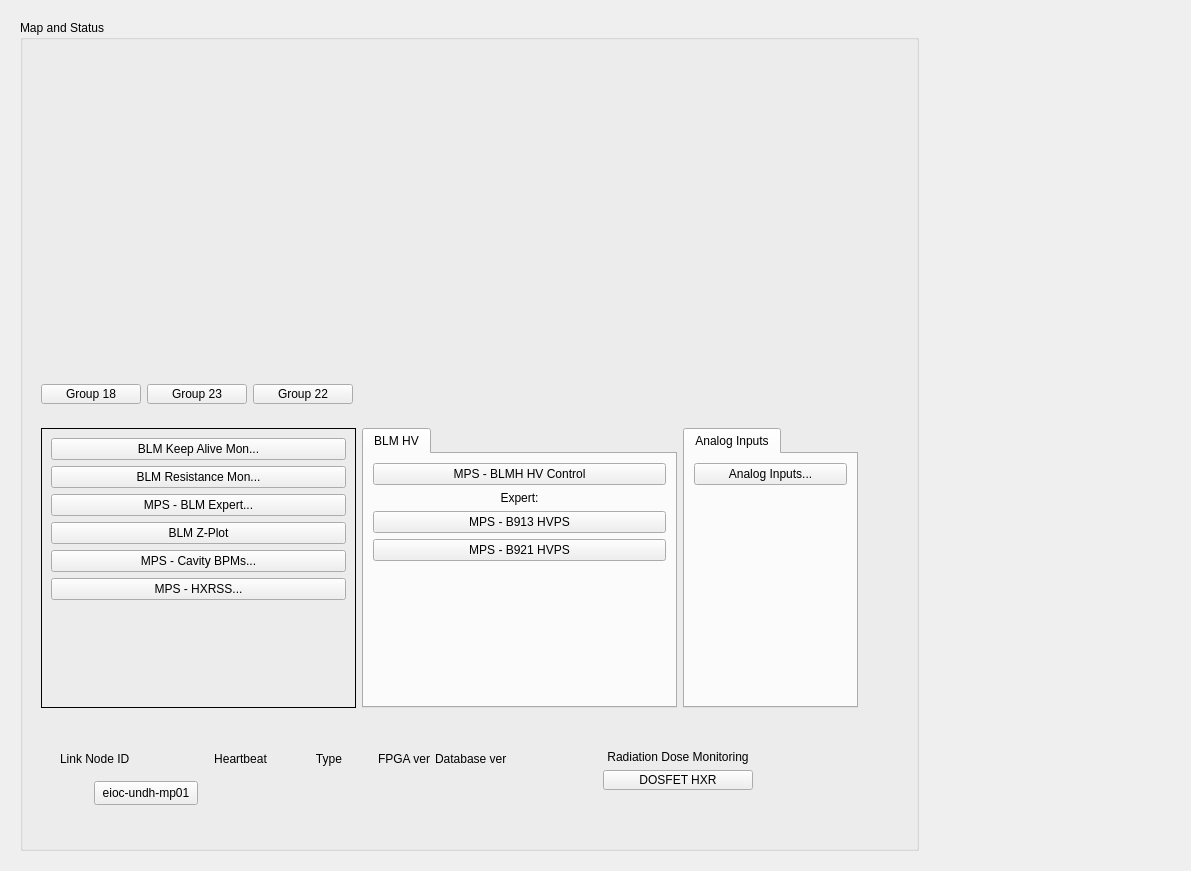
First picture: the form in undh_main.ui, repository ad-build-test/pydm-mps, before the edit.
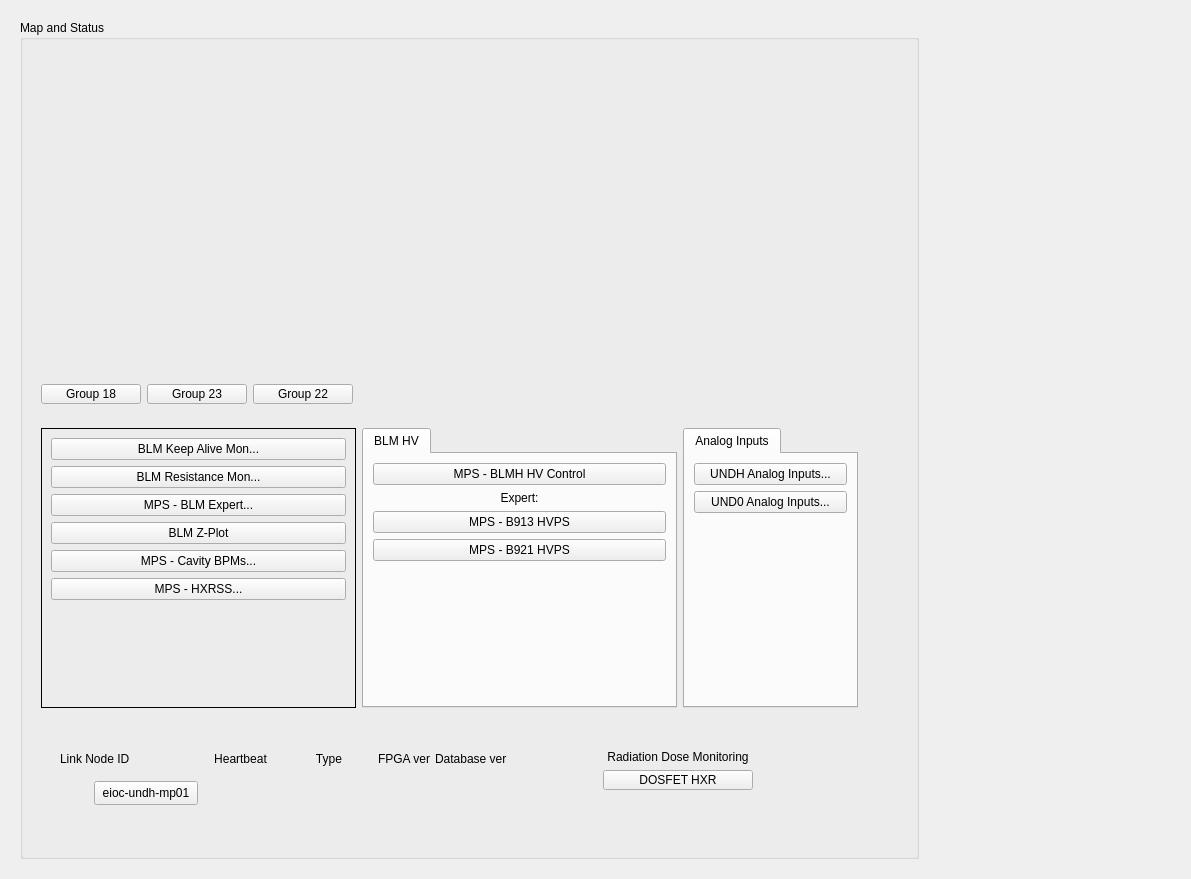
Second picture: the form after the edit. Custom widgets are drawn as their Qt base class.

Commit message: Add buttons for common areas

```diff
--- a/undh_main.ui
+++ b/undh_main.ui
@@ -7,7 +7,7 @@
     <x>0</x>
     <y>0</y>
     <width>1191</width>
-    <height>775</height>
+    <height>879</height>
    </rect>
   </property>
   <property name="windowTitle">
@@ -435,7 +435,7 @@
                    <string/>
                   </property>
                   <property name="text">
-                   <string>Analog Inputs...</string>
+                   <string>UNDH Analog Inputs...</string>
                   </property>
                   <property name="filenames" stdset="0">
                    <stringlist>
@@ -455,7 +455,7 @@
                   </property>
                  </widget>
                 </item>
-                <item row="1" column="0">
+                <item row="2" column="0">
                  <spacer name="verticalSpacer_13">
                   <property name="orientation">
                    <enum>Qt::Vertical</enum>
@@ -468,6 +468,38 @@
                   </property>
                  </spacer>
                 </item>
+                <item row="1" column="0">
+                 <widget class="PyDMRelatedDisplayButton" name="PyDMRelatedDisplayButton_13">
+                  <property name="minimumSize">
+                   <size>
+                    <width>150</width>
+                    <height>20</height>
+                   </size>
+                  </property>
+                  <property name="toolTip">
+                   <string/>
+                  </property>
+                  <property name="text">
+                   <string>UND0 Analog Inputs...</string>
+                  </property>
+                  <property name="filenames" stdset="0">
+                   <stringlist>
+                    <string>mps_threshold_area.ui</string>
+                   </stringlist>
+                  </property>
+                  <property name="showIcon" stdset="0">
+                   <bool>false</bool>
+                  </property>
+                  <property name="macros" stdset="0">
+                   <stringlist>
+                    <string>{&quot;AREA&quot;:&quot;UND0&quot;}</string>
+                   </stringlist>
+                  </property>
+                  <property name="openInNewWindow" stdset="0">
+                   <bool>true</bool>
+                  </property>
+                 </widget>
+                </item>
                </layout>
               </widget>
              </widget>
```
The commit also changes 5 other files.
